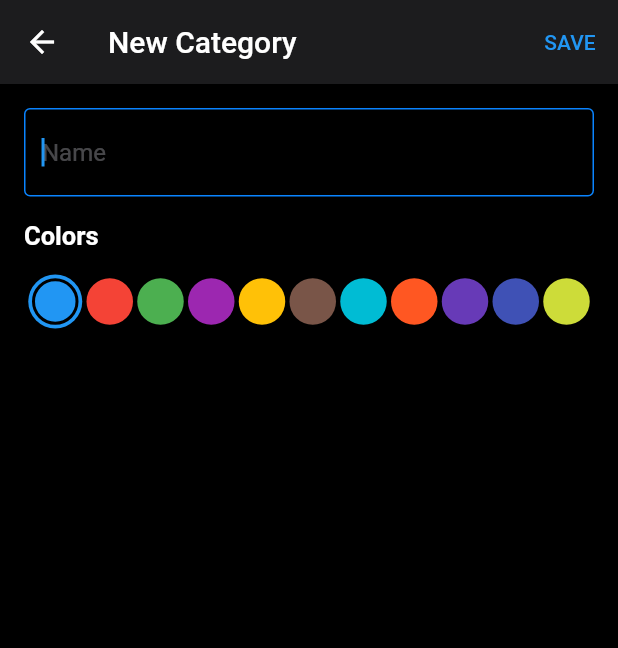
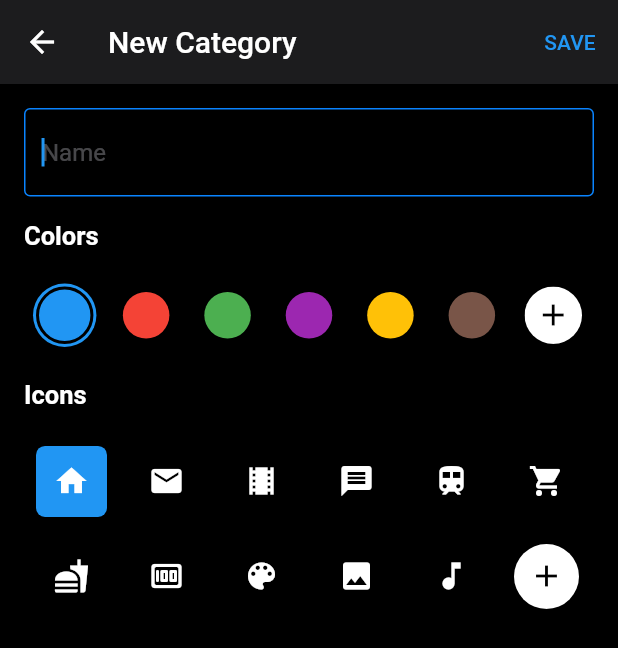
Before and after one commit to Appli-chic/Chic-Secret-Flutter, a Flutter app: the NewCategoryScreen screen opened directly, on a phone screen of 412 x 824 dp. Shown: the top 648 px of the screen. Run offline on Flutter 3.47's test engine with Material 2 defaults, Android fonts, the phone set to English and light mode, and no system bars; our stand-ins replace shared_preferences, sqflite, sqflite_common, sqflite_common_ffi; missing offline and left inert: encrypt; accounts and stored records are empty.

Commit message:
Add icon selector.

```diff
--- a/assets/languages/localization_en.json
+++ b/assets/languages/localization_en.json
@@ -20,5 +20,6 @@
   "security": "Security",
   "settings": "Settings",
   "new_category": "New Category",
-  "colors": "Colors"
+  "colors": "Colors",
+  "icons": "Icons"
 }
--- a/assets/languages/localization_fr.json
+++ b/assets/languages/localization_fr.json
@@ -20,5 +20,6 @@
   "security": "Sécurité",
   "settings": "Options",
   "new_category": "Nouvelle Catégorie",
-  "colors": "Couleurs"
+  "colors": "Couleurs",
+  "icons": "Icônes"
 }
--- a/lib/ui/component/color_selector.dart
+++ b/lib/ui/component/color_selector.dart
@@ -1,9 +1,17 @@
 import 'package:chic_secret/provider/theme_provider.dart';
+import 'package:chic_secret/utils/chic_platform.dart';
 import 'package:chic_secret/utils/constant.dart';
 import 'package:flutter/material.dart';
+import 'package:flutter/rendering.dart';
 import 'package:provider/provider.dart';
 
 class ColorSelector extends StatefulWidget {
+  final Function(Color) onColorSelected;
+
+  ColorSelector({
+    required this.onColorSelected,
+  });
+
   @override
   _ColorSelectorState createState() => _ColorSelectorState();
 }
@@ -15,19 +23,52 @@ class _ColorSelectorState extends State<ColorSelector> {
   Widget build(BuildContext context) {
     var themeProvider = Provider.of<ThemeProvider>(context, listen: true);
 
-    return Container(
-      child: Row(
-        mainAxisAlignment: MainAxisAlignment.spaceEvenly,
+    var crossAxisSize = ChicPlatform.isDesktop() ? 9 : 7;
+
+    return GridView.count(
+        shrinkWrap: true,
+        crossAxisCount: crossAxisSize,
         children: _generateColorsCircles(themeProvider),
-      ),
     );
   }
 
   List<Widget> _generateColorsCircles(ThemeProvider themeProvider) {
     List<Widget> circles = [];
 
-    for (var color in colors) {
-      circles.add(_generateColorWidget(themeProvider, color));
+    var colorListSize = ChicPlatform.isDesktop() ? 9 : 7;
+
+    for (var colorIndex = 0; colorIndex < colorListSize; colorIndex++) {
+      if (colorIndex != colorListSize - 1) {
+        // Show Color
+        circles.add(
+          MouseRegion(
+            cursor: SystemMouseCursors.click,
+            child: Container(
+              margin: EdgeInsets.only(left: 6, right: 6),
+              child: _generateColorWidget(themeProvider, colors[colorIndex]),
+            ),
+          ),
+        );
+      } else {
+        // Show get more colors button
+        circles.add(
+          MouseRegion(
+            cursor: SystemMouseCursors.click,
+            child: Container(
+              margin: EdgeInsets.all(8),
+              child: ClipOval(
+                child: Container(
+                  color: themeProvider.textColor,
+                  child: Icon(
+                    Icons.add,
+                    color: themeProvider.backgroundColor,
+                  ),
+                ),
+              ),
+            ),
+          ),
+        );
+      }
     }
 
     return circles;
@@ -37,13 +78,10 @@ class _ColorSelectorState extends State<ColorSelector> {
     if (_selectedColor == color) {
       // If the color is selected
       return Container(
-        width: 36,
-        height: 36,
         decoration: BoxDecoration(color: color, shape: BoxShape.circle),
         child: Center(
           child: Container(
-            width: 31,
-            height: 31,
+            margin: EdgeInsets.all(2),
             decoration: BoxDecoration(
               color: color,
               shape: BoxShape.circle,
@@ -60,14 +98,22 @@ class _ColorSelectorState extends State<ColorSelector> {
     // If it's not selected
     return GestureDetector(
       onTap: () {
+        widget.onColorSelected(color);
+
         setState(() {
           _selectedColor = color;
         });
       },
       child: Container(
-        width: 31,
-        height: 31,
-        decoration: BoxDecoration(color: color, shape: BoxShape.circle),
+        width: 36,
+        height: 36,
+        child: Center(
+          child: Container(
+            width: 31,
+            height: 31,
+            decoration: BoxDecoration(color: color, shape: BoxShape.circle),
+          ),
+        ),
       ),
     );
   }
--- /dev/null
+++ b/lib/ui/component/icon_selector.dart
@@ -0,0 +1,97 @@
+import 'package:chic_secret/provider/theme_provider.dart';
+import 'package:chic_secret/utils/chic_platform.dart';
+import 'package:chic_secret/utils/constant.dart';
+import 'package:flutter/material.dart';
+import 'package:flutter/rendering.dart';
+import 'package:provider/provider.dart';
+
+class IconSelector extends StatefulWidget {
+  final Color color;
+
+  IconSelector({
+    required this.color,
+  });
+
+  @override
+  _IconSelectorState createState() => _IconSelectorState();
+}
+
+class _IconSelectorState extends State<IconSelector> {
+  IconData _icon = icons[0];
+
+  @override
+  Widget build(BuildContext context) {
+    var themeProvider = Provider.of<ThemeProvider>(context, listen: true);
+
+    var crossAxisSize = ChicPlatform.isDesktop() ? 9 : 6;
+    var iconsListSize = ChicPlatform.isDesktop() ? 18 : 12;
+
+    return GridView.count(
+      shrinkWrap: true,
+      crossAxisCount: crossAxisSize,
+      children: List.generate(iconsListSize, (index) {
+        if (index != iconsListSize - 1) {
+          return _displayIcon(index, themeProvider);
+        } else {
+          return MouseRegion(
+            cursor: SystemMouseCursors.click,
+            child: Container(
+              margin: EdgeInsets.all(10),
+              child: ClipOval(
+                child: Container(
+                  color: themeProvider.textColor,
+                  child: Icon(
+                    Icons.add,
+                    color: themeProvider.backgroundColor,
+                  ),
+                ),
+              ),
+            ),
+          );
+        }
+      }),
+    );
+  }
+
+  Widget _displayIcon(int index, ThemeProvider themeProvider) {
+    var child = Container();
+
+    if (_icon == icons[index]) {
+      // Display selected icon
+      child = Container(
+        margin: EdgeInsets.all(8),
+        decoration: BoxDecoration(
+          color: widget.color,
+          borderRadius: BorderRadius.all(Radius.circular(6)),
+        ),
+        child: Icon(
+          icons[index],
+          color: themeProvider.textColor,
+          size: 24,
+        ),
+      );
+    } else {
+      // Display icon not selected
+      child = Container(
+        margin: EdgeInsets.all(8),
+        child: Icon(
+          icons[index],
+          color: themeProvider.textColor,
+          size: 24,
+        ),
+      );
+    }
+
+    return GestureDetector(
+      onTap: () {
+        setState(() {
+          _icon = icons[index];
+        });
+      },
+      child: MouseRegion(
+        cursor: SystemMouseCursors.click,
+        child: child,
+      ),
+    );
+  }
+}
--- a/lib/ui/screen/new_category_screen.dart
+++ b/lib/ui/screen/new_category_screen.dart
@@ -5,6 +5,7 @@ import 'package:chic_secret/ui/component/common/chic_elevated_button.dart';
 import 'package:chic_secret/ui/component/common/chic_text_button.dart';
 import 'package:chic_secret/ui/component/common/chic_text_field.dart';
 import 'package:chic_secret/ui/component/common/desktop_modal.dart';
+import 'package:chic_secret/ui/component/icon_selector.dart';
 import 'package:chic_secret/utils/chic_platform.dart';
 import 'package:flutter/material.dart';
 import 'package:provider/provider.dart';
@@ -20,6 +21,8 @@ class _NewCategoryScreenState extends State<NewCategoryScreen> {
   final _nameController = TextEditingController();
   var _nameFocusNode = FocusNode();
   var _desktopNameFocusNode = FocusNode();
+
+  Color _color = Colors.blue;
 
   @override
   Widget build(BuildContext context) {
@@ -71,7 +74,9 @@ class _NewCategoryScreenState extends State<NewCategoryScreen> {
           ),
         ],
       ),
-      body: _displaysBody(themeProvider),
+      body: SingleChildScrollView(
+        child: _displaysBody(themeProvider),
+      ),
     );
   }
 
@@ -110,7 +115,26 @@ class _NewCategoryScreenState extends State<NewCategoryScreen> {
               ),
             ),
             SizedBox(height: 16.0),
-            ColorSelector(),
+            ColorSelector(
+              onColorSelected: (Color color) {
+                setState(() {
+                  _color = color;
+                });
+              },
+            ),
+            SizedBox(height: 16.0),
+            Text(
+              AppTranslations.of(context).text("icons"),
+              style: TextStyle(
+                color: themeProvider.textColor,
+                fontWeight: FontWeight.w600,
+                fontSize: 17,
+              ),
+            ),
+            SizedBox(height: 16.0),
+            IconSelector(
+              color: _color,
+            ),
           ],
         ),
       ),
--- a/lib/utils/constant.dart
+++ b/lib/utils/constant.dart
@@ -18,3 +18,27 @@ const colors = [
   Colors.indigo,
   Colors.lime,
 ];
+
+const icons = [
+  Icons.home,
+  Icons.email,
+  Icons.local_movies,
+  Icons.message,
+  Icons.train,
+  Icons.shopping_cart,
+  Icons.fastfood,
+  Icons.money_rounded,
+  Icons.color_lens,
+  Icons.photo,
+  Icons.music_note,
+  Icons.business_center,
+  Icons.account_balance_wallet,
+  Icons.wb_cloudy_rounded,
+  Icons.wifi_outlined,
+  Icons.computer,
+  Icons.phone_android,
+  Icons.family_restroom,
+  Icons.folder,
+  Icons.videogame_asset_sharp,
+  Icons.golf_course,
+];
```
